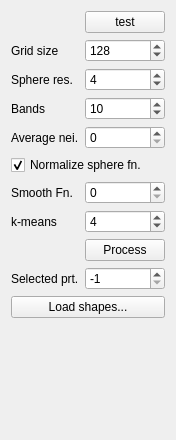
This is particles/particles-widget.ui in ialhashim/ddtt-dev as Qt 5 draws it before an edit. The edited form follows.
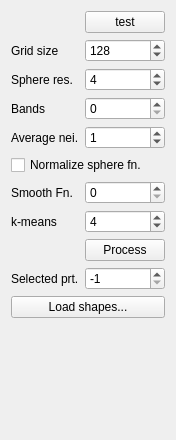
This is the edited form.

Commit message: [particle] Trying to fix bug when loading more than one shape.

Diff of the .ui file:
```diff
--- a/particles/particles-widget.ui
+++ b/particles/particles-widget.ui
@@ -51,7 +51,7 @@
       <number>120</number>
      </property>
      <property name="value">
-      <number>10</number>
+      <number>0</number>
      </property>
     </widget>
    </item>
@@ -74,7 +74,7 @@
       <string>Normalize sphere fn.</string>
      </property>
      <property name="checked">
-      <bool>true</bool>
+      <bool>false</bool>
      </property>
     </widget>
    </item>
@@ -150,7 +150,11 @@
     </widget>
    </item>
    <item row="4" column="1">
-    <widget class="QSpinBox" name="avgNeighIters"/>
+    <widget class="QSpinBox" name="avgNeighIters">
+     <property name="value">
+      <number>1</number>
+     </property>
+    </widget>
    </item>
    <item row="4" column="0">
     <widget class="QLabel" name="avgNeighItersLabel">
```
The commit also changes 10 other files.
